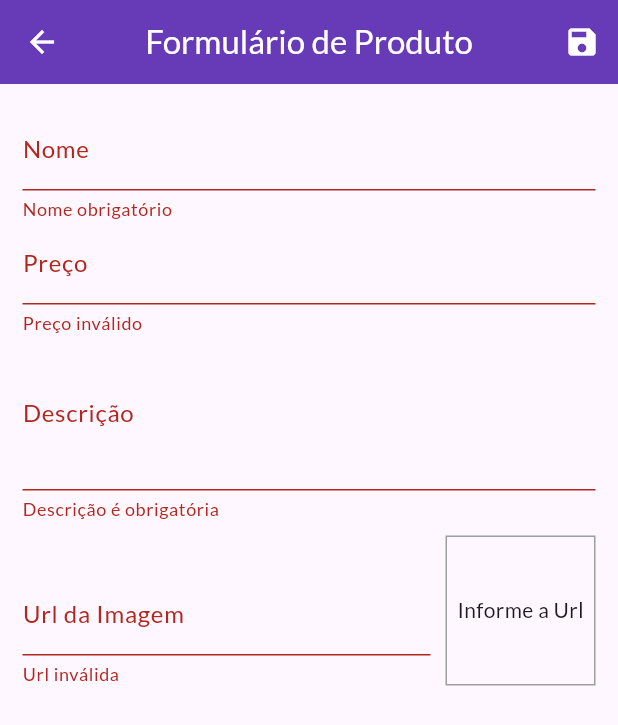
After one commit to Gabriel02ps/flutter-shop, a Flutter app: the ProductFormPage screen opened by its route, after a tap on the "save" icon, on a phone screen of 412 x 824 dp. The commit adds this screen. Shown: the top 725 px of the screen. Run offline on Flutter 3.47's test engine with Material 3 defaults, Android fonts, the phone set to English and light mode, and no system bars; network calls fail.

Commit message:
feat: add validation on form product

```diff
--- a/lib/components/product_item.dart
+++ b/lib/components/product_item.dart
@@ -23,10 +23,12 @@ class ProductItem extends StatelessWidget {
             IconButton(
               onPressed: () {},
               icon: const Icon(Icons.edit),
+              color: Theme.of(context).colorScheme.primary,
             ),
             IconButton(
               onPressed: () {},
               icon: const Icon(Icons.delete),
+              color: Colors.red,
             ),
           ],
         ),
--- a/lib/main.dart
+++ b/lib/main.dart
@@ -3,6 +3,7 @@ import 'package:shop/models/cart.dart';
 import 'package:shop/models/order_list.dart';
 import 'package:shop/pages/cart_page.dart';
 import 'package:shop/pages/orders_page.dart';
+import 'package:shop/pages/product_form_page.dart';
 import 'package:shop/pages/product_page.dart';
 import 'package:shop/pages/products_overview_page.dart';
 import 'package:shop/models/product_list.dart';
@@ -47,6 +48,7 @@ class MyApp extends StatelessWidget {
           AppRoutes.cart: (ctx) => const CartPage(),
           AppRoutes.orders: (ctx) => const OrdersPage(),
           AppRoutes.products: (ctx) => const ProductsPage(),
+          AppRoutes.productForm: (ctx) => const ProductFormPage(),
         },
       ),
     );
--- /dev/null
+++ b/lib/pages/product_form_page.dart
@@ -0,0 +1,217 @@
+import 'dart:math';
+
+import 'package:flutter/material.dart';
+import 'package:shop/models/product.dart';
+
+class ProductFormPage extends StatefulWidget {
+  const ProductFormPage({Key? key}) : super(key: key);
+
+  @override
+  State<ProductFormPage> createState() => _ProductFormPageState();
+}
+
+class _ProductFormPageState extends State<ProductFormPage> {
+  final _priceFocus = FocusNode();
+  final _descriptionFocus = FocusNode();
+  final _imageUrlFocus = FocusNode();
+  final _imageUrlController = TextEditingController();
+
+  final _formKey = GlobalKey<FormState>();
+  final _formData = <String, Object>{};
+
+  @override
+  void initState() {
+    super.initState();
+    _imageUrlFocus.addListener(updateImage);
+  }
+
+  @override
+  void dispose() {
+    super.dispose();
+    _priceFocus.dispose();
+    _descriptionFocus.dispose();
+
+    _imageUrlFocus.removeListener(updateImage);
+    _imageUrlFocus.dispose();
+  }
+
+  void updateImage() {
+    setState(() {});
+  }
+
+  bool isValidImageUrl(String url) {
+    bool isValidUrl = Uri.tryParse(url)?.hasAbsolutePath ?? false;
+    bool endsWithFile = url.toLowerCase().endsWith('.png') ||
+        url.toLowerCase().endsWith('.jpg') ||
+        url.toLowerCase().endsWith('.jpeg');
+
+    return isValidUrl && endsWithFile;
+  }
+
+  void _submitForm() {
+    final isValid = _formKey.currentState?.validate() ?? false;
+
+    if (!isValid) {
+      return;
+    }
+
+    _formKey.currentState?.save();
+
+    final newProduct = Product(
+      id: Random().nextDouble().toString(),
+      name: _formData['name'] as String,
+      description: _formData['description'] as String,
+      price: _formData['price'] as double,
+      imageUrl: _formData['imageUrl'] as String,
+    );
+
+    debugPrint(newProduct.id.toString());
+    debugPrint(newProduct.name.toString());
+    debugPrint(newProduct.price.toString());
+  }
+
+  @override
+  Widget build(BuildContext context) {
+    return Scaffold(
+      appBar: AppBar(
+        centerTitle: true,
+        backgroundColor: Colors.deepPurple,
+        iconTheme: const IconThemeData(color: Colors.white),
+        title: const Text('Formulário de Produto',
+            style: TextStyle(color: Colors.white)),
+        actions: [
+          IconButton(
+              onPressed: () {
+                _submitForm();
+              },
+              icon: const Icon(
+                Icons.save,
+                color: Colors.white,
+              ))
+        ],
+      ),
+      body: Padding(
+        padding: const EdgeInsets.all(15),
+        child: Form(
+          key: _formKey,
+          child: ListView(
+            children: [
+              TextFormField(
+                  decoration: const InputDecoration(labelText: 'Nome'),
+                  textInputAction: TextInputAction.next,
+                  onFieldSubmitted: (_) {
+                    FocusScope.of(context).requestFocus(_priceFocus);
+                  },
+                  onSaved: (name) => _formData['name'] = name ?? '',
+                  validator: (_name) {
+                    final name = _name ?? '';
+
+                    if (name.trim().isEmpty) {
+                      return 'Nome obrigatório';
+                    }
+
+                    if (name.length < 3) {
+                      return 'Nome precisa no mínimo de 3 letras.';
+                    }
+
+                    return null;
+                  }),
+              TextFormField(
+                  decoration: const InputDecoration(labelText: 'Preço'),
+                  textInputAction: TextInputAction.next,
+                  focusNode: _priceFocus,
+                  keyboardType: const TextInputType.numberWithOptions(
+                    decimal: true,
+                  ),
+                  onFieldSubmitted: (_) {
+                    FocusScope.of(context).requestFocus(_descriptionFocus);
+                  },
+                  onSaved: (price) =>
+                      _formData['price'] = double.parse(price ?? ''),
+                  validator: (_price) {
+                    final priceString = _price ?? '';
+                    final price = double.tryParse(priceString) ?? -1;
+
+                    if (price <= 0) {
+                      return 'Preço inválido';
+                    }
+
+                    return null;
+                  }),
+              TextFormField(
+                  decoration: const InputDecoration(labelText: 'Descrição'),
+                  focusNode: _descriptionFocus,
+                  keyboardType: TextInputType.multiline,
+                  maxLines: 3,
+                  onSaved: (description) =>
+                      _formData['description'] = description ?? '',
+                  validator: (_description) {
+                    final description = _description ?? '';
+
+                    if (description.trim().isEmpty) {
+                      return 'Descrição é obrigatória';
+                    }
+
+                    if (description.length < 10) {
+                      return 'Descrição precisa no minimo de 10 letras.';
+                    }
+
+                    return null;
+                  }),
+              Row(
+                crossAxisAlignment: CrossAxisAlignment.end,
+                children: [
+                  Expanded(
+                    child: TextFormField(
+                        decoration:
+                            const InputDecoration(labelText: 'Url da Imagem'),
+                        keyboardType: TextInputType.url,
+                        textInputAction: TextInputAction.done,
+                        focusNode: _imageUrlFocus,
+                        controller: _imageUrlController,
+                        onFieldSubmitted: (_) => _submitForm(),
+                        onSaved: (imageUrl) =>
+                            _formData['imageUrl'] = imageUrl ?? '',
+                        validator: (_imageUrl) {
+                          final imageUrl = _imageUrl ?? '';
+                          if (!isValidImageUrl(imageUrl)) {
+                            return 'Url inválida';
+                          }
+
+                          return null;
+                        }),
+                  ),
+                  Container(
+                    height: 100,
+                    width: 100,
+                    margin: const EdgeInsets.only(
+                      top: 10,
+                      left: 10,
+                    ),
+                    decoration: BoxDecoration(
+                      border: Border.all(
+                        color: Colors.grey,
+                        width: 1,
+                      ),
+                    ),
+                    alignment: Alignment.center,
+                    child: _imageUrlController.text.isEmpty
+                        ? const Text('Informe a Url')
+                        : FittedBox(
+                            fit: BoxFit.cover,
+                            child: Image.network(
+                              _imageUrlController.text,
+                              width: 100,
+                              height: 100,
+                            ),
+                          ),
+                  ),
+                ],
+              ),
+            ],
+          ),
+        ),
+      ),
+    );
+  }
+}
--- a/lib/pages/product_page.dart
+++ b/lib/pages/product_page.dart
@@ -3,6 +3,7 @@ import 'package:provider/provider.dart';
 import 'package:shop/components/app_drawer.dart';
 import 'package:shop/components/product_item.dart';
 import 'package:shop/models/product_list.dart';
+import 'package:shop/utils/app_routes.dart';
 
 class ProductsPage extends StatelessWidget {
   const ProductsPage({super.key});
@@ -17,6 +18,13 @@ class ProductsPage extends StatelessWidget {
         iconTheme: const IconThemeData(color: Colors.white),
         title: const Text('Gerenciar Produtos',
             style: TextStyle(color: Colors.white)),
+        actions: [
+          IconButton(
+              onPressed: () {
+                Navigator.of(context).pushNamed(AppRoutes.productForm);
+              },
+              icon: const Icon(Icons.add))
+        ],
       ),
       drawer: const AppDrawer(),
       body: Padding(
--- a/lib/utils/app_routes.dart
+++ b/lib/utils/app_routes.dart
@@ -4,4 +4,5 @@ class AppRoutes {
   static const cart = '/cart';
   static const orders = '/orders';
   static const products = '/products';
+  static const productForm = '/product-form';
 }
```
